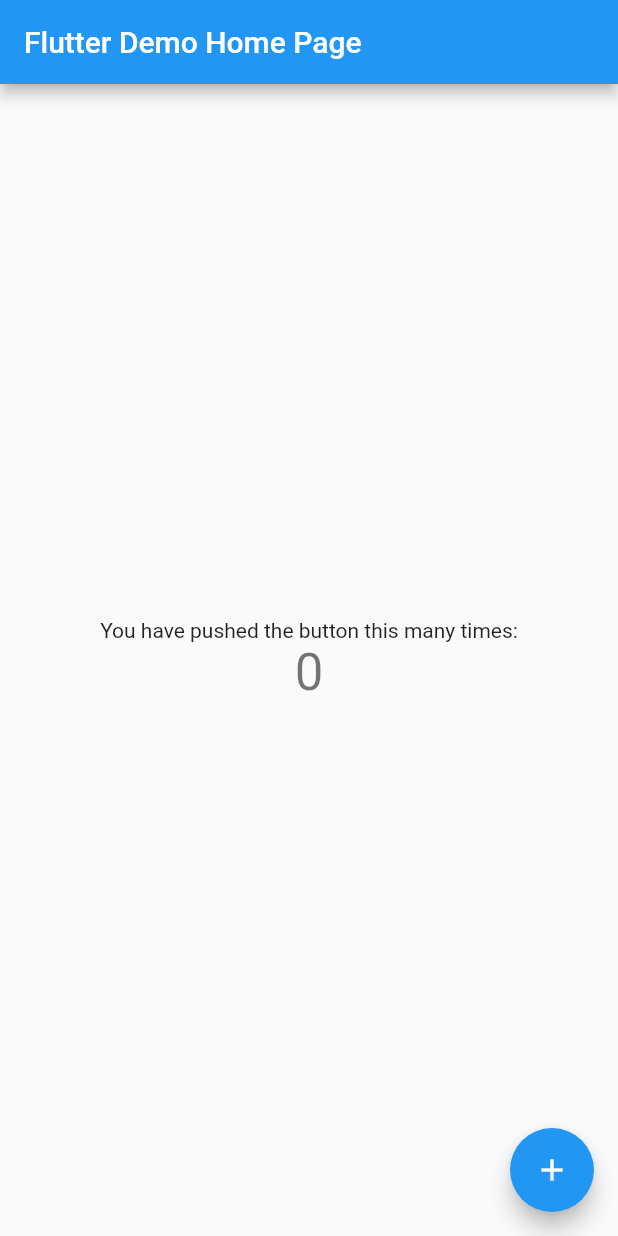
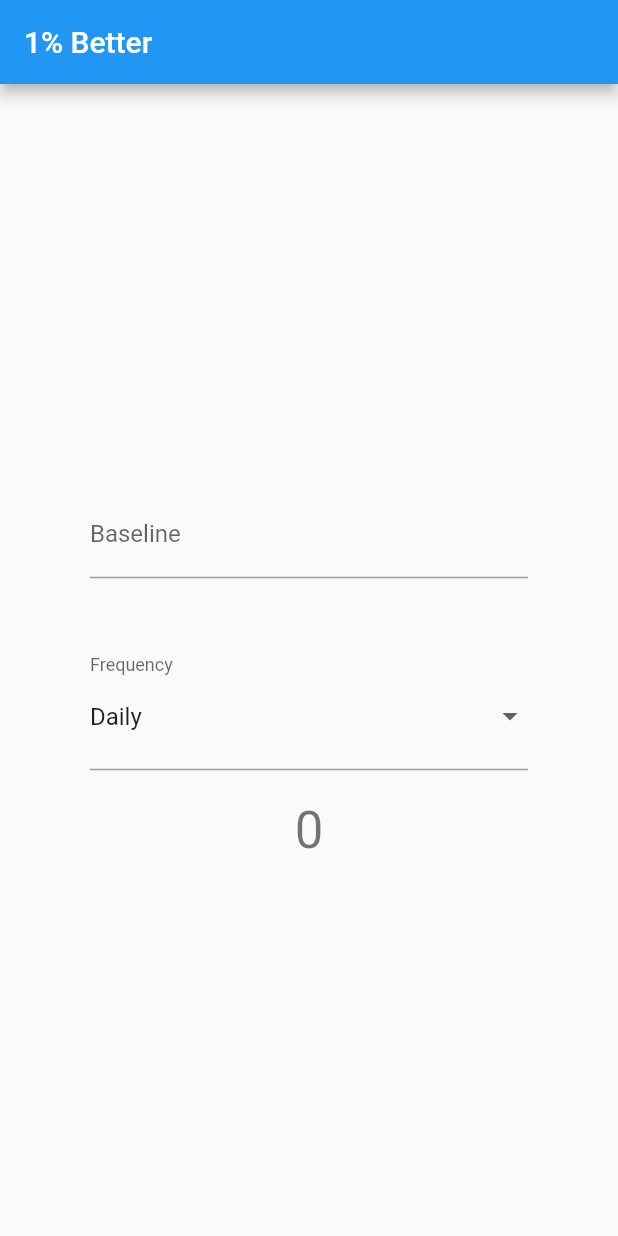
Before and after one commit to intenseandnoble/1pct_better, a Flutter app: the screen it shows after launch, on a phone screen of 412 x 824 dp. Run offline on Flutter 3.47's test engine with Material 2 defaults, Android fonts, the phone set to English and light mode, and no system bars.

Commit message:
Add input fields for baseline and frequency.

```diff
--- a/lib/main.dart
+++ b/lib/main.dart
@@ -5,40 +5,21 @@ void main() {
 }
 
 class MyApp extends StatelessWidget {
-  // This widget is the root of your application.
   @override
   Widget build(BuildContext context) {
     return MaterialApp(
-      title: 'Flutter Demo',
+      debugShowCheckedModeBanner: false,
+      title: '1% Better',
       theme: ThemeData(
-        // This is the theme of your application.
-        //
-        // Try running your application with "flutter run". You'll see the
-        // application has a blue toolbar. Then, without quitting the app, try
-        // changing the primarySwatch below to Colors.green and then invoke
-        // "hot reload" (press "r" in the console where you ran "flutter run",
-        // or simply save your changes to "hot reload" in a Flutter IDE).
-        // Notice that the counter didn't reset back to zero; the application
-        // is not restarted.
         primarySwatch: Colors.blue,
       ),
-      home: MyHomePage(title: 'Flutter Demo Home Page'),
+      home: MyHomePage(title: '1% Better'),
     );
   }
 }
 
 class MyHomePage extends StatefulWidget {
   MyHomePage({Key? key, required this.title}) : super(key: key);
-
-  // This widget is the home page of your application. It is stateful, meaning
-  // that it has a State object (defined below) that contains fields that affect
-  // how it looks.
-
-  // This class is the configuration for the state. It holds the values (in this
-  // case the title) provided by the parent (in this case the App widget) and
-  // used by the build method of the State. Fields in a Widget subclass are
-  // always marked "final".
-
   final String title;
 
   @override
@@ -46,68 +27,88 @@ class MyHomePage extends StatefulWidget {
 }
 
 class _MyHomePageState extends State<MyHomePage> {
-  int _counter = 0;
+  TextEditingController _baselineController = TextEditingController();
+  num _baseline = 0;
+  num _frequency = 1;
+  num _result = 0;
 
-  void _incrementCounter() {
+  void _setBaseline() {
+    _baseline = num.parse(_baselineController.text);
     setState(() {
-      // This call to setState tells the Flutter framework that something has
-      // changed in this State, which causes it to rerun the build method below
-      // so that the display can reflect the updated values. If we changed
-      // _counter without calling setState(), then the build method would not be
-      // called again, and so nothing would appear to happen.
-      _counter++;
+      _computeResult();
     });
   }
 
+  void _setFrequency(num value) {
+    setState(() {
+      _frequency = value;
+      _computeResult();
+    });
+  }
+
+  void _computeResult() {}
+
   @override
   Widget build(BuildContext context) {
-    // This method is rerun every time setState is called, for instance as done
-    // by the _incrementCounter method above.
-    //
-    // The Flutter framework has been optimized to make rerunning build methods
-    // fast, so that you can just rebuild anything that needs updating rather
-    // than having to individually change instances of widgets.
-    return Scaffold(
+    return GestureDetector(
+      onTap: () => FocusManager.instance.primaryFocus?.unfocus(),
+      child: Scaffold(
         appBar: AppBar(
-        // Here we take the value from the MyHomePage object that was created by
-        // the App.build method, and use it to set our appbar title.
           title: Text(widget.title),
         ),
         body: Center(
-        // Center is a layout widget. It takes a single child and positions it
-        // in the middle of the parent.
           child: Column(
-          // Column is also a layout widget. It takes a list of children and
-          // arranges them vertically. By default, it sizes itself to fit its
-          // children horizontally, and tries to be as tall as its parent.
-          //
-          // Invoke "debug painting" (press "p" in the console, choose the
-          // "Toggle Debug Paint" action from the Flutter Inspector in Android
-          // Studio, or the "Toggle Debug Paint" command in Visual Studio Code)
-          // to see the wireframe for each widget.
-          //
-          // Column has various properties to control how it sizes itself and
-          // how it positions its children. Here we use mainAxisAlignment to
-          // center the children vertically; the main axis here is the vertical
-          // axis because Columns are vertical (the cross axis would be
-          // horizontal).
             mainAxisAlignment: MainAxisAlignment.center,
             children: <Widget>[
-            Text(
-              'You have pushed the button this many times:',
+              Padding(
+                padding:
+                    const EdgeInsets.symmetric(vertical: 20, horizontal: 60),
+                child: TextField(
+                  controller: _baselineController,
+                  decoration: InputDecoration(labelText: 'Baseline'),
+                  keyboardType: TextInputType.number,
+                  onEditingComplete: () {
+                    _setBaseline();
+                  },
+                ),
+              ),
+              Padding(
+                padding:
+                    const EdgeInsets.symmetric(vertical: 20, horizontal: 60),
+                child: InputDecorator(
+                  decoration: InputDecoration(labelText: 'Frequency'),
+                  child: DropdownButtonHideUnderline(
+                    child: DropdownButton(
+                      value: _frequency,
+                      items: [
+                        DropdownMenuItem(
+                          child: Text('Daily'),
+                          value: 1,
+                        ),
+                        DropdownMenuItem(
+                          child: Text('Weekly'),
+                          value: 7,
+                        ),
+                        DropdownMenuItem(
+                          child: Text('Monthly (30 days)'),
+                          value: 30,
+                        ),
+                      ],
+                      onChanged: (num? v) {
+                        _setFrequency(v!);
+                      },
+                    ),
+                  ),
+                ),
               ),
               Text(
-              '$_counter',
+                '$_result',
                 style: Theme.of(context).textTheme.headline4,
               ),
             ],
           ),
         ),
-      floatingActionButton: FloatingActionButton(
-        onPressed: _incrementCounter,
-        tooltip: 'Increment',
-        child: Icon(Icons.add),
-      ), // This trailing comma makes auto-formatting nicer for build methods.
+      ),
     );
   }
 }
```
Lines whose indentation alone changed are shown as unchanged.
